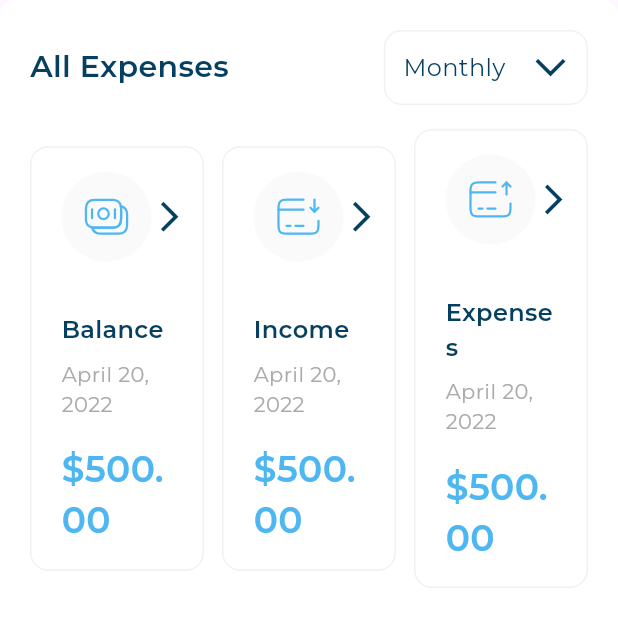
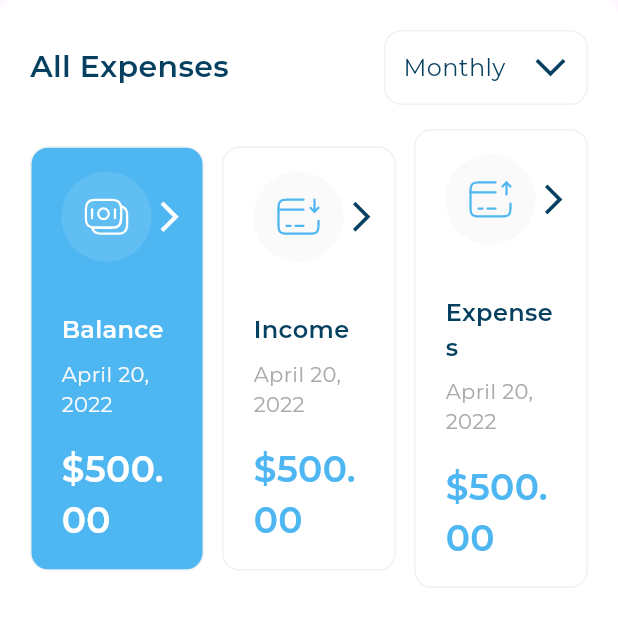
Before and after one commit to Mohamed123-r/responsive_dash_board, a Flutter app: the AllExpenses widget shown alone on an empty page, opened directly, on a phone screen of 412 x 824 dp. Shown: the top 627 px of the screen. Run offline on Flutter 3.47's test engine with Material 3 defaults, Android fonts, the phone set to English and light mode, and no system bars; our stand-ins replace flutter_svg; project files that could hold a hidden picture were left out.

Commit message:
Refactor AllExpenses widget to StatefulWidget and implement active/inactive state for AllExpensesItem. Add ActiveAllExpensesItem and InActiveAllExpensesItem widgets for better UI differentiation.

```diff
--- /dev/null
+++ b/lib/widgets/active_and_in_active_all_expenses_item.dart
@@ -0,0 +1,115 @@
+
+import 'package:flutter/material.dart';
+
+import '../models/all_expenses_item_model.dart';
+import '../utils/app_styles.dart';
+import 'all_expenses_header_item.dart';
+
+class InActiveAllExpensesItem extends StatelessWidget {
+  const InActiveAllExpensesItem({super.key, required this.itemModel});
+  final AllExpensesItemModel itemModel ;
+  @override
+  Widget build(BuildContext context) {
+    return Container(
+      padding: const EdgeInsets.symmetric(horizontal: 20, vertical: 16),
+      decoration: ShapeDecoration(
+        color: Colors.white,
+        shape: RoundedRectangleBorder(
+          borderRadius: BorderRadius.circular(12),
+          side: const BorderSide(
+            width: 1,
+            color: Color(0xffF1F1F1),
+          ),
+        ),
+      ),
+      child:  Column(
+        crossAxisAlignment: CrossAxisAlignment.start,
+        children: [
+          AllExpensesItemHeader(
+            itemModel: itemModel,
+          ),
+          const SizedBox(
+            height: 34,
+          ),
+          Text(
+            itemModel.title,
+            style: AppStyles.styleSemiBold16(),
+          ),
+          const SizedBox(
+            height: 8,
+          ),
+          Text(
+            itemModel.date,
+            style: AppStyles.styleRegular14(),
+          ),
+          const SizedBox(
+            height: 16,
+          ),
+          Text(
+            itemModel.price,
+            style: AppStyles.styleSemiBold24(),
+          ),
+        ],
+      ),
+    );
+  }
+}
+
+
+class ActiveAllExpensesItem extends StatelessWidget {
+  const ActiveAllExpensesItem({super.key, required this.itemModel});
+  final AllExpensesItemModel itemModel ;
+  @override
+  Widget build(BuildContext context) {
+    return Container(
+      padding: const EdgeInsets.symmetric(horizontal: 20, vertical: 16),
+      decoration: ShapeDecoration(
+        color: const Color(0xff4EB7F2),
+        shape: RoundedRectangleBorder(
+          borderRadius: BorderRadius.circular(12),
+          side: const BorderSide(
+            width: 1,
+            color: Color(0xffF1F1F1),
+          ),
+        ),
+      ),
+      child:  Column(
+        crossAxisAlignment: CrossAxisAlignment.start,
+        children: [
+          AllExpensesItemHeader(
+            itemModel: itemModel,
+            iconColor: Colors.white,
+            backgroundIconColor: const Color(0xFFffffff).withOpacity(0.10000000149011612),
+          ),
+          const SizedBox(
+            height: 34,
+          ),
+          Text(
+            itemModel.title,
+            style: AppStyles.styleSemiBold16().copyWith(
+              color: Colors.white,
+            ),
+          ),
+          const SizedBox(
+            height: 8,
+          ),
+          Text(
+            itemModel.date,
+            style: AppStyles.styleRegular14().copyWith(
+              color: const Color(0xffFAFAFA)
+            ),
+          ),
+          const SizedBox(
+            height: 16,
+          ),
+          Text(
+            itemModel.price,
+            style: AppStyles.styleSemiBold24().copyWith(
+              color: Colors.white,
+            ),
+          ),
+        ],
+      ),
+    );
+  }
+}
--- a/lib/widgets/all_expenses.dart
+++ b/lib/widgets/all_expenses.dart
@@ -4,9 +4,15 @@ import '../utils/app_images.dart';
 import 'all_expenses_header.dart';
 import 'all_expenses_item.dart';
 
-class AllExpenses extends StatelessWidget {
+class AllExpenses extends StatefulWidget {
   const AllExpenses({super.key});
 
+  @override
+  State<AllExpenses> createState() => _AllExpensesState();
+}
+
+class _AllExpensesState extends State<AllExpenses> {
+  int isActive =0;
   @override
   Widget build(BuildContext context) {
     return Container(
@@ -23,33 +29,60 @@ class AllExpenses extends StatelessWidget {
           ),
           Row(
             children: [
-              AllExpensesItem(
+              Expanded(
+                child: GestureDetector(
+                  onTap: () {
+                    setState(() {
+                      isActive = 0;
+                    });
+                  },
+                  child: AllExpensesItem(
                     itemModel: AllExpensesItemModel(
                       title: 'Balance',
                       image: Assets.imagesBalance,
                       date: 'April 20, 2022',
                       price: r'$500.00',
+                    ), isActive: isActive==0 ? true : false,
+                  ),
                 ),
               ),
               const SizedBox(
                 width: 12,
               ),
-              AllExpensesItem(
+              Expanded(
+                child: GestureDetector(
+                  onTap: () {
+                    setState(() {
+                      isActive = 1;
+                    });
+                  },
+                  child: AllExpensesItem(
                     itemModel: AllExpensesItemModel(
                       title: 'Income',
                       image: Assets.imagesIncome,
                       date: 'April 20, 2022',
                         price: r'$500.00',
+                      ), isActive: isActive==1 ? true : false,
+                    ),
                 ),
               ),
                 const SizedBox(
                   width: 12,
-              ),   AllExpensesItem(
+                ),   Expanded(
+                  child: GestureDetector(
+                  onTap: () {
+                    setState(() {
+                      isActive = 2;
+                    });
+                  },
+                    child: AllExpensesItem(
                       itemModel: AllExpensesItemModel(
                         title: 'Expenses',
                         image: Assets.imagesExpenses,
                         date: 'April 20, 2022',
                         price: r'$500.00',
+                      ), isActive: isActive==2 ? true : false,
+                    ),
                   ),
                 ),
 
--- a/lib/widgets/all_expenses_header_item.dart
+++ b/lib/widgets/all_expenses_header_item.dart
@@ -1,12 +1,19 @@
 import 'package:flutter/material.dart';
 import 'package:flutter_svg/flutter_svg.dart';
 import 'package:responsive_dash_board/models/all_expenses_item_model.dart';
-import '../utils/app_styles.dart';
+
 
 class AllExpensesItemHeader extends StatelessWidget {
-  const AllExpensesItemHeader({super.key, required this.itemModel});
+  const AllExpensesItemHeader(
+      {super.key,
+      required this.itemModel,
+      this.backgroundIconColor,
+      this.iconColor});
 
-  final AllExpensesItemModel itemModel ;
+  final AllExpensesItemModel itemModel;
+
+  final Color? backgroundIconColor, iconColor;
+
   @override
   Widget build(BuildContext context) {
     return Column(
@@ -16,44 +23,26 @@ class AllExpensesItemHeader extends StatelessWidget {
           children: [
             CircleAvatar(
               radius: 30,
-              backgroundColor: const Color(0xffFAFAFA),
+              backgroundColor: backgroundIconColor ?? const Color(0xffFAFAFA),
               child: Center(
                 child: SvgPicture.asset(
                   itemModel.image,
+                  colorFilter: ColorFilter.mode(
+                    iconColor ?? const Color(0xFF4EB7F2),
+                    BlendMode.srcIn,
+                  ),
                 ),
               ),
             ),
             const Spacer(),
             Transform.rotate(
               angle: -90 * 3.14 / 90,
-              child: const Icon(
+              child: Icon(
                 Icons.arrow_back_ios_new_outlined,
-                color: Color(0xFF064060),
+                color: iconColor ?? const Color(0xFF064060),
               ),
-
             ),
           ],
-        ),
-        const SizedBox(
-          height: 34,
-        ),
-        Text(
-          itemModel.title,
-          style: AppStyles.styleSemiBold16(),
-        ),
-        const SizedBox(
-          height: 8,
-        ),
-        Text(
-          itemModel.date,
-          style: AppStyles.styleRegular14(),
-        ),
-        const SizedBox(
-          height: 16,
-        ),
-        Text(
-          itemModel.price,
-          style: AppStyles.styleSemiBold24(),
         ),
       ],
     );
--- a/lib/widgets/all_expenses_item.dart
+++ b/lib/widgets/all_expenses_item.dart
@@ -1,30 +1,19 @@
 import 'package:flutter/material.dart';
+import 'package:responsive_dash_board/widgets/active_and_in_active_all_expenses_item.dart';
 import 'package:responsive_dash_board/widgets/all_expenses_header_item.dart';
 import '../models/all_expenses_item_model.dart';
 
 
 class AllExpensesItem extends StatelessWidget {
-  const AllExpensesItem({super.key, required this.itemModel});
+  const AllExpensesItem({super.key, required this.itemModel, required this.isActive});
  final AllExpensesItemModel itemModel ;
+final bool isActive ;
   @override
   Widget build(BuildContext context) {
     return Expanded(
-      child: Container(
-        padding: const EdgeInsets.symmetric(horizontal: 20, vertical: 16),
-        decoration: ShapeDecoration(
-          color: Colors.white,
-          shape: RoundedRectangleBorder(
-            borderRadius: BorderRadius.circular(12),
-            side: const BorderSide(
-              width: 1,
-              color: Color(0xffF1F1F1),
-            ),
-          ),
-        ),
-        child:  AllExpensesItemHeader(
-          itemModel: itemModel,
-        ),
-      ),
+      child:
+      isActive ? ActiveAllExpensesItem(itemModel: itemModel,
+      ): InActiveAllExpensesItem(itemModel: itemModel),
     );
   }
 }
```
Lines whose indentation alone changed are shown as unchanged.
